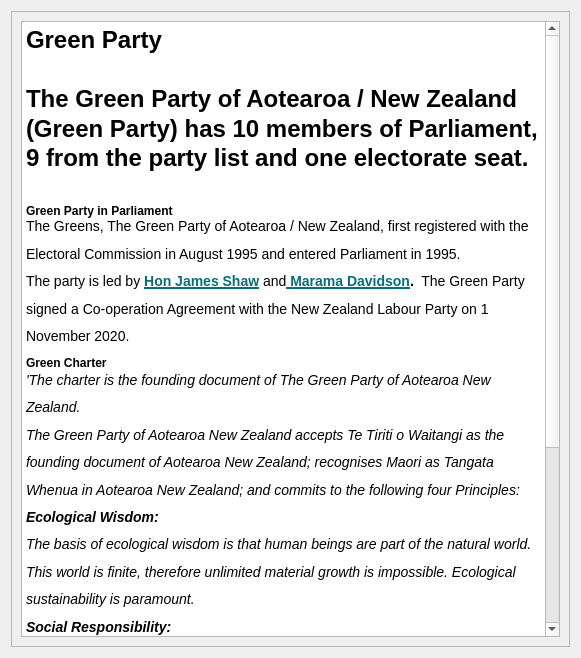
Old version of the form qtGuiApplication/partygreen.ui in the repository Debug-Divas/COSC345-Project.
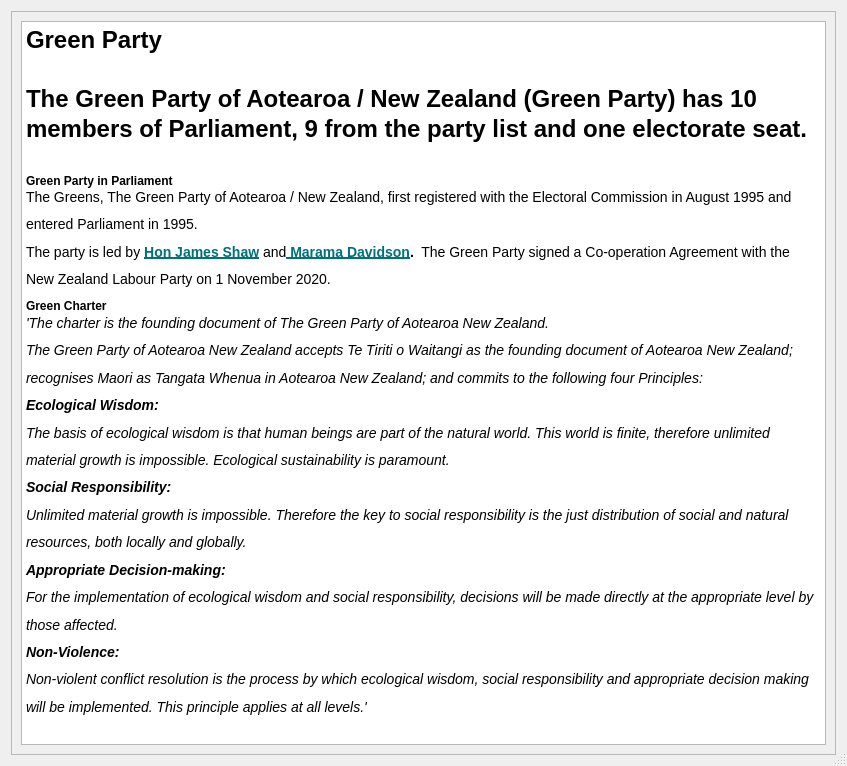
New version of the form.

Diff of the .ui file:
```diff
--- a/qtGuiApplication/partygreen.ui
+++ b/qtGuiApplication/partygreen.ui
@@ -6,13 +6,19 @@
    <rect>
     <x>0</x>
     <y>0</y>
-    <width>581</width>
-    <height>658</height>
+    <width>847</width>
+    <height>766</height>
    </rect>
   </property>
   <property name="windowTitle">
    <string>Dialog</string>
   </property>
+  <property name="sizeGripEnabled">
+   <bool>true</bool>
+  </property>
+  <property name="modal">
+   <bool>true</bool>
+  </property>
   <layout class="QVBoxLayout" name="verticalLayout">
    <item>
     <widget class="QFrame" name="frame">
@@ -25,6 +31,21 @@
      <layout class="QVBoxLayout" name="verticalLayout_2">
       <item>
        <widget class="QTextBrowser" name="textBrowser">
+        <property name="enabled">
+         <bool>true</bool>
+        </property>
+        <property name="sizePolicy">
+         <sizepolicy hsizetype="Preferred" vsizetype="Preferred">
+          <horstretch>0</horstretch>
+          <verstretch>0</verstretch>
+         </sizepolicy>
+        </property>
+        <property name="minimumSize">
+         <size>
+          <width>0</width>
+          <height>0</height>
+         </size>
+        </property>
         <property name="html">
          <string>&lt;!DOCTYPE HTML PUBLIC &quot;-//W3C//DTD HTML 4.0//EN&quot; &quot;http://www.w3.org/TR/REC-html40/strict.dtd&quot;&gt;
 &lt;html&gt;&lt;head&gt;&lt;meta name=&quot;qrichtext&quot; content=&quot;1&quot; /&gt;&lt;meta charset=&quot;utf-8&quot; /&gt;&lt;style type=&quot;text/css&quot;&gt;
```
